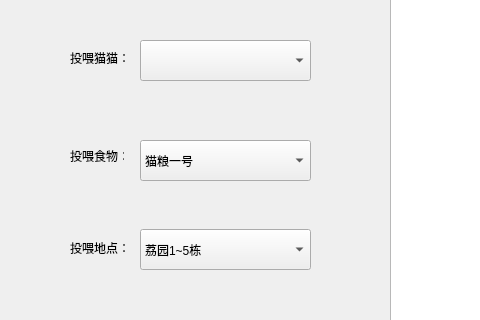
Above: design/adminWindow.ui from ScarecrowL1/DB-coursework-CampusCat before the change; both pictures show x 0 to 480 and y 190 to 510 of the 999 by 664 pixel window. Below: the same form after it.
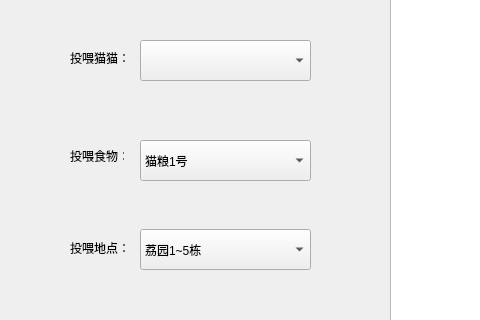
That is the form after the change. The open tabs and pages were chosen to show the change.

What changed in the file:
```diff
--- a/design/adminWindow.ui
+++ b/design/adminWindow.ui
@@ -605,7 +605,7 @@
       </property>
       <item>
        <property name="text">
-        <string>猫粮一号</string>
+        <string>猫粮1号</string>
        </property>
       </item>
       <item>
```
Left out of the diff: 12 changed lines with no effect on the pictures.
